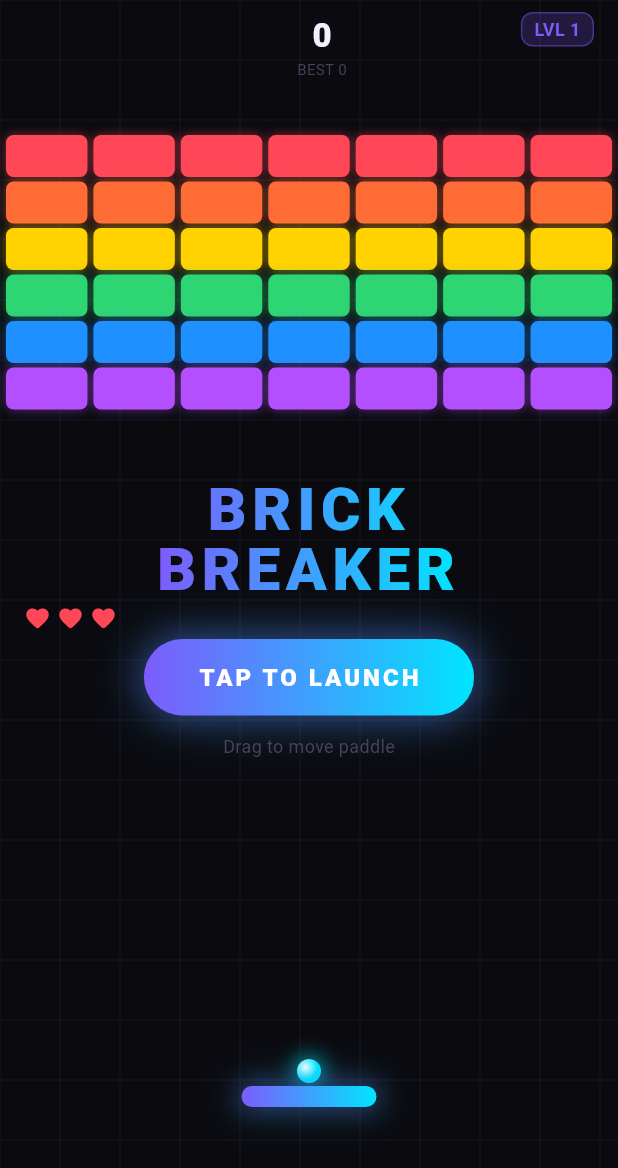
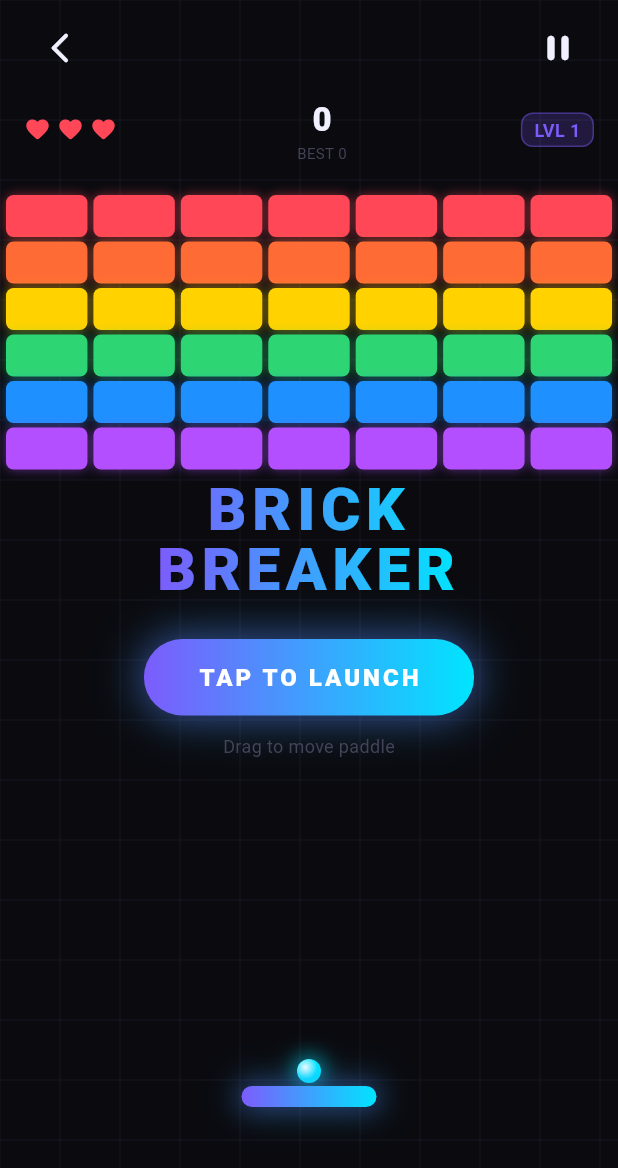
Before and after one commit to saniairfan9014-spec/sanlink, a Flutter app: the BrickGameScreen screen opened directly, on a phone screen of 412 x 824 dp. Shown: the top 1168 px of the screen. Run offline on Flutter 3.47's test engine with Material 3 defaults, Android fonts, the phone set to English and light mode, and no system bars; our stand-ins replace image_picker, share_plus, supabase_flutter, video_player; accounts and stored records are empty; Roboto replaces fonts that are missing (Poppins).

Commit message:
update app

```diff
--- a/lib/features/games/blockgame/brick_game_screen.dart
+++ b/lib/features/games/blockgame/brick_game_screen.dart
@@ -11,7 +11,7 @@ const double _kPaddleH = 14;
 const double _kBallR = 8;
 const double _kBrickPadH = 4;
 const double _kBrickPadV = 3;
-const double _kBrickTop = 90; // space above first brick row
+const double _kBrickTop = 130; // space above first brick row
 const double _kBrickRowH = 28;
 const int _kTickMs = 14; // ~71fps
 
@@ -329,6 +329,17 @@ class _BrickGameScreenState extends State<BrickGameScreen>
                   lives: _lives,
                   level: _level,
                   combo: _combo,
+                  onBack: () => Navigator.pop(context),
+                  onPause: () {
+                    if (_state == _State.playing) {
+                      setState(() => _state = _State.paused);
+                      _timer?.cancel();
+                    } else if (_state == _State.paused) {
+                      setState(() => _state = _State.playing);
+                      _startLoop();
+                    }
+                  },
+                  isPaused: _state == _State.paused,
                 ),
 
                 // ─── Bricks ──────────────────────────────────────────────
@@ -503,12 +514,19 @@ class _PaddleWidget extends StatelessWidget {
 // ─── HUD ─────────────────────────────────────────────────────────────────────
 class _HUD extends StatelessWidget {
   final int score, highScore, lives, level, combo;
+  final VoidCallback onBack;
+  final VoidCallback onPause;
+  final bool isPaused;
+
   const _HUD({
     required this.score,
     required this.highScore,
     required this.lives,
     required this.level,
     required this.combo,
+    required this.onBack,
+    required this.onPause,
+    required this.isPaused,
   });
 
   @override
@@ -516,10 +534,27 @@ class _HUD extends StatelessWidget {
     return SafeArea(
       child: Padding(
         padding: const EdgeInsets.symmetric(horizontal: 16, vertical: 8),
-        child: Row(
-          mainAxisAlignment: MainAxisAlignment.spaceBetween,
+        child: Column(
+          mainAxisSize: MainAxisSize.min,
           children: [
-            // Lives
+            Row(
+              mainAxisAlignment: MainAxisAlignment.spaceBetween,
+              children: [
+                IconButton(
+                  icon: const Icon(Icons.arrow_back_ios_new_rounded, color: _textP),
+                  onPressed: onBack,
+                ),
+                IconButton(
+                  icon: Icon(isPaused ? Icons.play_arrow_rounded : Icons.pause_rounded, color: _textP, size: 28),
+                  onPressed: onPause,
+                ),
+              ],
+            ),
+            const SizedBox(height: 8),
+            Row(
+              mainAxisAlignment: MainAxisAlignment.spaceBetween,
+              children: [
+                // Lives
             Row(
               children: List.generate(
                 3,
@@ -572,6 +607,8 @@ class _HUD extends StatelessWidget {
                           fontWeight: FontWeight.w700)),
               ],
             ),
+          ],
+        ),
           ],
         ),
       ),
```
Also changed, not shown: lib/widgets/postcard.dart (+11 -9 lines).
